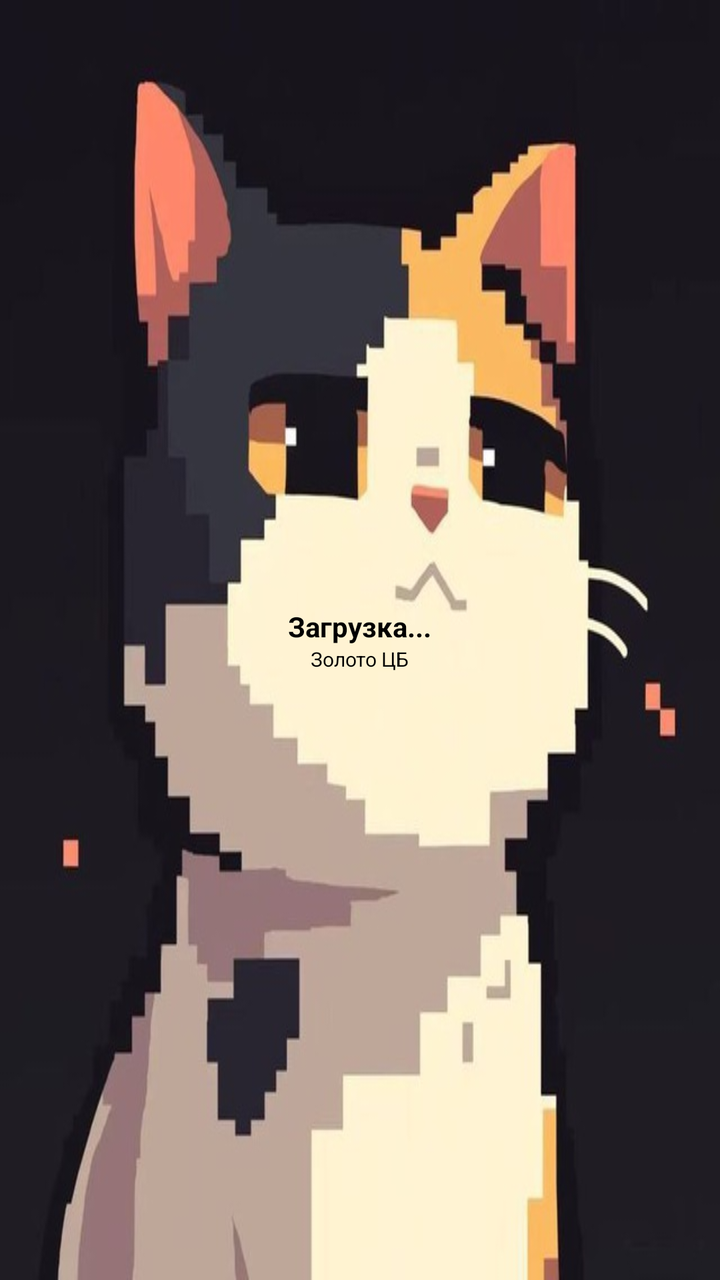
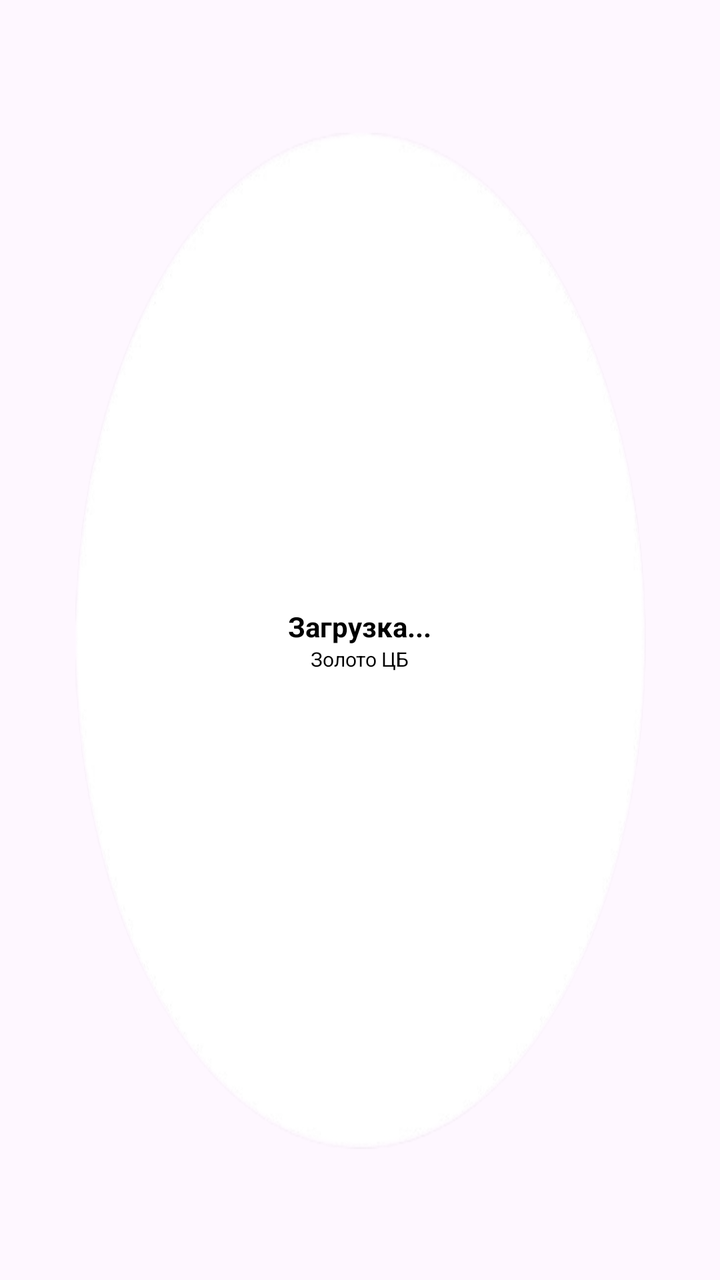

Screens rendered from an Android XML layout before and after an edit, with the pre-edit source and the edit as a unified diff.
<!-- AndroidManifest.xml: application theme Theme.MyApplication -->
<!-- res/layout/new_app_widget.xml -->
<?xml version="1.0" encoding="utf-8"?>
<LinearLayout xmlns:android="http://schemas.android.com/apk/res/android"
    android:id="@+id/widgetRoot"
    android:layout_width="100dp"
    android:layout_height="100dp"
    android:background="@drawable/anton"
    android:gravity="center"
    android:orientation="vertical">

    <TextView
        android:id="@+id/tv_gold_rate"
        android:layout_width="wrap_content"
        android:layout_height="wrap_content"
        android:text="Загрузка..."
        android:textColor="#000000"
        android:textStyle="bold"
        android:textSize="14sp" />

    <TextView
        android:layout_width="wrap_content"
        android:layout_height="wrap_content"
        android:text="Золото ЦБ"
        android:textColor="#000000"
        android:textSize="10sp" />
</LinearLayout>
<!-- resources referenced by this layout -->
<resources>
  <!-- drawable anton: jpg bitmap (drawable, 38497 bytes) -->
  <style name="Theme.MyApplication" parent="Base.Theme.MyApplication" />
  <style name="Base.Theme.MyApplication" parent="Theme.Material3.DayNight.NoActionBar">
          
          
      </style>
</resources>

<!-- the commit's change to res/layout/new_app_widget.xml (unified diff, before → after) -->
@@ -3,7 +3,7 @@
     android:id="@+id/widgetRoot"
     android:layout_width="100dp"
     android:layout_height="100dp"
-    android:background="@drawable/anton"
+    android:background="@drawable/shar"
     android:gravity="center"
     android:orientation="vertical">
 
<!-- resource entries referenced after the edit -->
@@ -1,6 +1,6 @@
 <!-- resources referenced by this layout -->
 <resources>
-  <!-- drawable anton: jpg bitmap (drawable, 38497 bytes) -->
+  <!-- drawable shar: png bitmap (drawable, 183177 bytes) -->
   <style name="Theme.MyApplication" parent="Base.Theme.MyApplication" />
   <style name="Base.Theme.MyApplication" parent="Theme.Material3.DayNight.NoActionBar">
           
